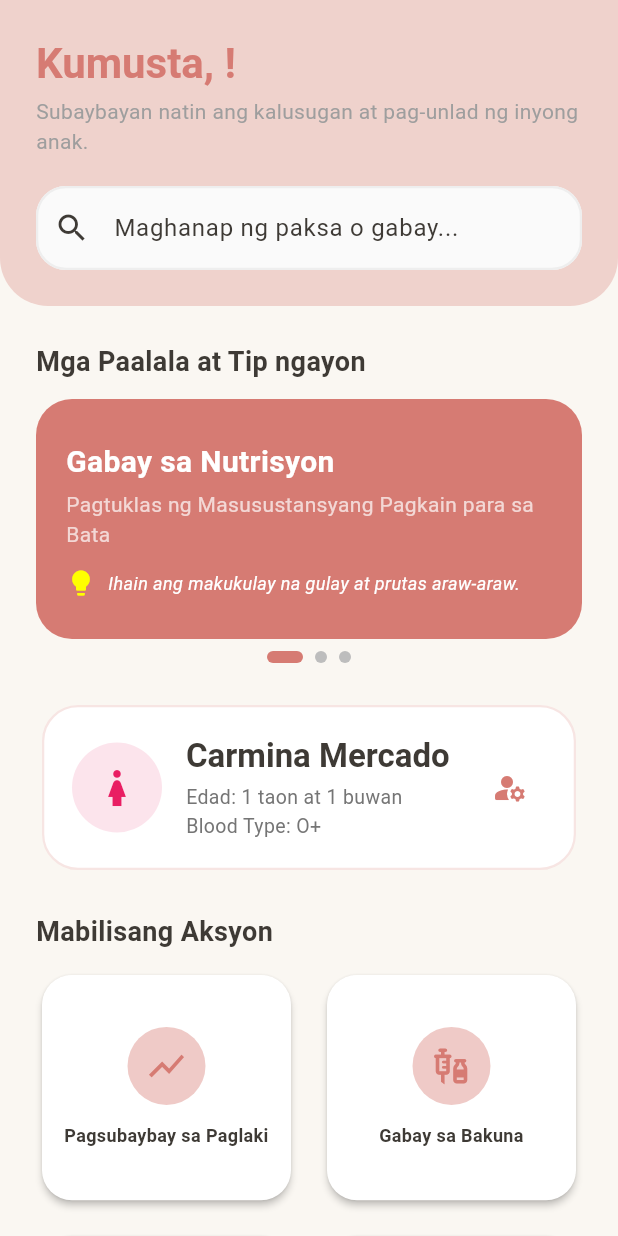
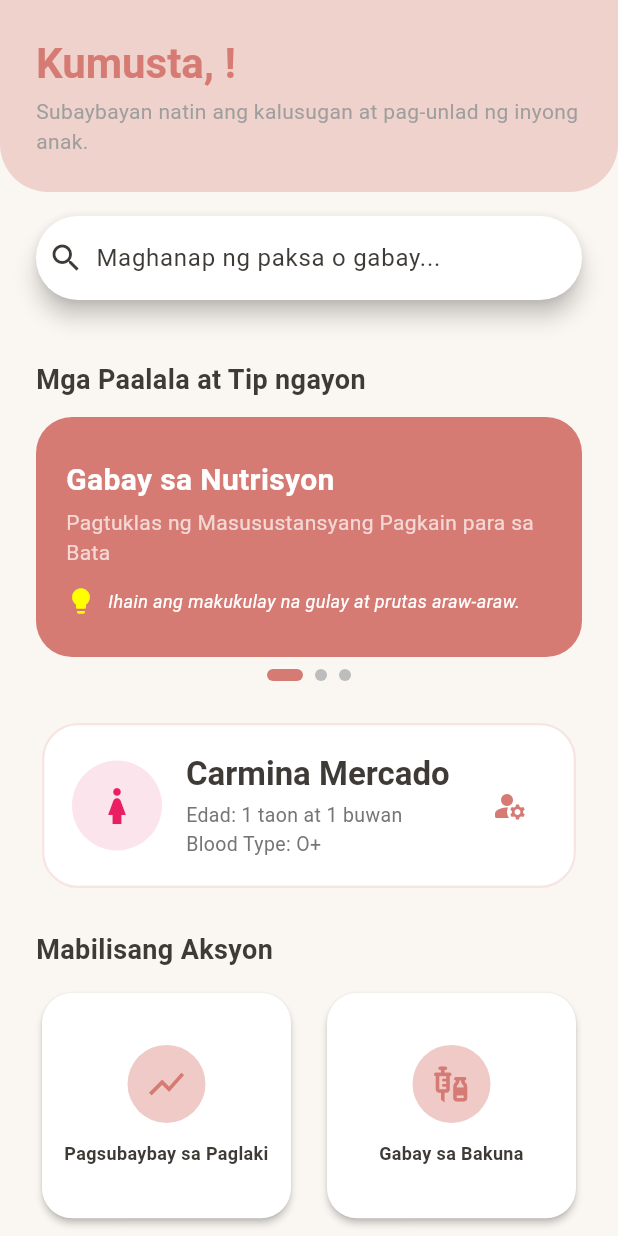
Before and after one commit to cassandramercado45/KalingaKids, a Flutter app: the DashboardScreen screen opened directly, on a phone screen of 412 x 824 dp. Run offline on Flutter 3.47's test engine with Material 3 defaults, Android fonts, the light colour scheme and no system bars; our stand-ins replace shared_preferences; accounts and stored records are empty.

Commit message:
Moved parent search bar below welcome header as M3 SearchBar

```diff
--- a/lib/screens/dashboard_screen.dart
+++ b/lib/screens/dashboard_screen.dart
@@ -90,20 +90,25 @@ class _DashboardScreenState extends State<DashboardScreen> {
                     'Subaybayan natin ang kalusugan at pag-unlad ng inyong anak.',
                     style: TextStyle(color: Colors.grey),
                   ),
-                  const SizedBox(height: 20),
-                  // Search Bar
-                  TextField(
+                ],
+              ),
+            ),
+
+            // Search Bar (Material 3 style)
+            Padding(
+              padding: const EdgeInsets.symmetric(horizontal: 24.0, vertical: 16.0),
+              child: SearchBar(
                 controller: _searchController,
+                hintText: 'Maghanap ng paksa o gabay...',
+                leading: const Icon(Icons.search),
                 onChanged: (val) {
                   setState(() {
                     _searchQuery = val;
                   });
                 },
-                    decoration: InputDecoration(
-                      hintText: 'Maghanap ng paksa o gabay...',
-                      prefixIcon: const Icon(Icons.search),
-                      suffixIcon: _searchQuery.isNotEmpty
-                          ? IconButton(
+                trailing: [
+                  if (_searchQuery.isNotEmpty)
+                    IconButton(
                       icon: const Icon(Icons.clear),
                       onPressed: () {
                         _searchController.clear();
@@ -111,9 +116,6 @@ class _DashboardScreenState extends State<DashboardScreen> {
                           _searchQuery = '';
                         });
                       },
-                            )
-                          : null,
-                    ),
                     ),
                 ],
               ),
```
Lines whose indentation alone changed are shown as unchanged.
